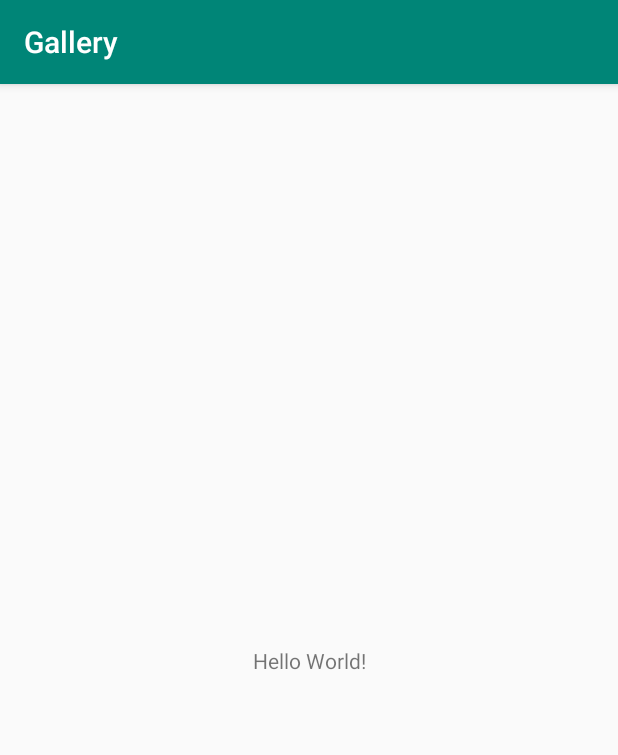
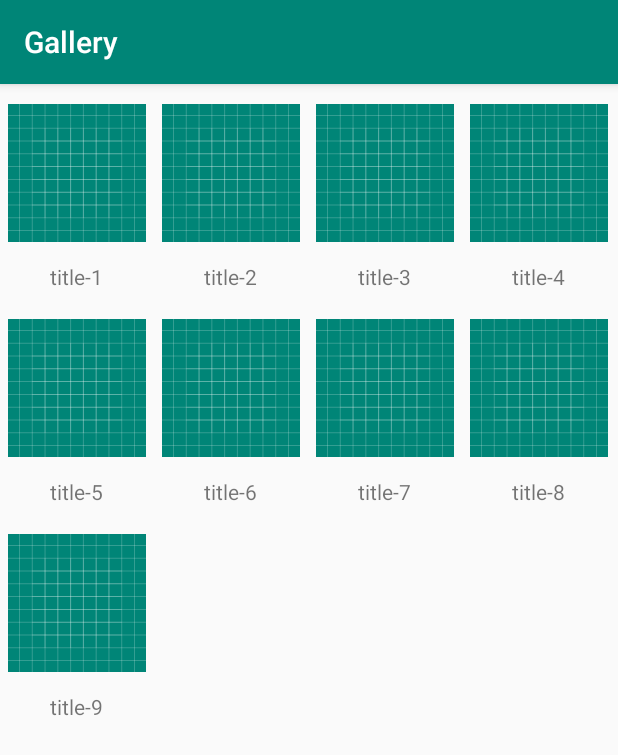
Before and after one commit to SunnyLin9999/Gallery, an Android app: the screen it shows after launch (MainActivity), on a phone screen of 412 x 824 dp. Shown: the top 755 px of the screen. Run offline under Robolectric (Android 15) with nearby library versions, the phone set to English and light mode, and no system bars.

Commit message:
Add GridView using BaseAdapter
1. Layout加入GridView UI
2. 使用 BaseAdapter，每個grid item加入照片和標題(預設drawable icon)
3. 設置OnItemClickListener，點擊grid item => Toast訊息為標題

```diff
--- /dev/null
+++ b/app/src/main/java/com/sunnylin9999/gallery/GridAdapter.java
@@ -0,0 +1,58 @@
+package com.sunnylin9999.gallery;
+
+import android.content.Context;
+import android.util.Log;
+import android.view.LayoutInflater;
+import android.view.View;
+import android.view.ViewGroup;
+import android.widget.BaseAdapter;
+import android.widget.ImageView;
+import android.widget.TextView;
+
+public class GridAdapter extends BaseAdapter {
+    private final String TAG = "GridAdapter";
+    private Context context;
+    private final int[] imageIdList;
+    private final String[] imageTitleList;
+
+    public GridAdapter(Context context, int[] imageId, String[] imageTitle) {
+        this.context = context;
+        this.imageIdList = imageId;
+        this.imageTitleList = imageTitle;
+    }
+
+    @Override
+    public int getCount() {
+        return imageIdList.length;
+    }
+
+    @Override
+    public Object getItem(int position) {
+        return null;
+    }
+
+    @Override
+    public long getItemId(int position) {
+        return 0;
+    }
+
+    @Override
+    public View getView(int position, View convertView, ViewGroup parent) {
+        View grid;
+        ImageView imageView;
+        TextView textview;
+        LayoutInflater layoutInflater = (LayoutInflater) context.getSystemService(Context.LAYOUT_INFLATER_SERVICE);
+
+        if (convertView == null) {
+            grid = layoutInflater.inflate(R.layout.gridview_item, null);
+            imageView = (ImageView) grid.findViewById(R.id.grid_image);
+            textview = (TextView) grid.findViewById((R.id.grid_text));
+            imageView.setImageResource(imageIdList[position]);
+            textview.setText(imageTitleList[position]);
+            Log.d(TAG, "GridAdapter: " + position + "," + imageTitleList[position]);
+        } else {
+            grid = (View) convertView;
+        }
+        return grid;
+    }
+}
--- a/app/src/main/java/com/sunnylin9999/gallery/MainActivity.java
+++ b/app/src/main/java/com/sunnylin9999/gallery/MainActivity.java
@@ -3,12 +3,34 @@ package com.sunnylin9999.gallery;
 import androidx.appcompat.app.AppCompatActivity;
 
 import android.os.Bundle;
+import android.view.View;
+import android.widget.AdapterView;
+import android.widget.GridView;
+import android.widget.Toast;
 
 public class MainActivity extends AppCompatActivity {
+
+    private GridView gridView;
+    private int[] imageList = {R.drawable.ic_launcher_background, R.drawable.ic_launcher_background, R.drawable.ic_launcher_background,
+                               R.drawable.ic_launcher_background, R.drawable.ic_launcher_background, R.drawable.ic_launcher_background,
+                               R.drawable.ic_launcher_background, R.drawable.ic_launcher_background, R.drawable.ic_launcher_background};
+    private String[] titleList = {"title-1", "title-2", "title-3",
+                                  "title-4", "title-5", "title-6",
+                                  "title-7", "title-8", "title-9"};
 
     @Override
     protected void onCreate(Bundle savedInstanceState) {
         super.onCreate(savedInstanceState);
         setContentView(R.layout.activity_main);
+
+        gridView = (GridView) findViewById(R.id.gridview);
+        GridAdapter adapter = new GridAdapter(MainActivity.this, imageList, titleList);
+        gridView.setAdapter(adapter);
+        gridView.setOnItemClickListener(new AdapterView.OnItemClickListener() {
+            @Override
+            public void onItemClick(AdapterView<?> parent, View view, int position, long id) {
+                Toast.makeText(MainActivity.this, "click" + titleList[position], Toast.LENGTH_SHORT).show();
+            }
+        });
     }
 }
--- a/app/src/main/res/layout/activity_main.xml
+++ b/app/src/main/res/layout/activity_main.xml
@@ -1,18 +1,19 @@
 <?xml version="1.0" encoding="utf-8"?>
-<androidx.constraintlayout.widget.ConstraintLayout xmlns:android="http://schemas.android.com/apk/res/android"
+<androidx.constraintlayout.widget.ConstraintLayout
+    xmlns:android="http://schemas.android.com/apk/res/android"
     xmlns:app="http://schemas.android.com/apk/res-auto"
     xmlns:tools="http://schemas.android.com/tools"
     android:layout_width="match_parent"
     android:layout_height="match_parent"
     tools:context=".MainActivity">
 
-    <TextView
-        android:layout_width="wrap_content"
-        android:layout_height="wrap_content"
-        android:text="Hello World!"
-        app:layout_constraintBottom_toBottomOf="parent"
-        app:layout_constraintLeft_toLeftOf="parent"
-        app:layout_constraintRight_toRightOf="parent"
-        app:layout_constraintTop_toTopOf="parent" />
+    <GridView
+        android:id="@+id/gridview"
+        android:layout_width="match_parent"
+        android:layout_height="match_parent"
+        android:columnWidth="100dp"
+        android:gravity="center"
+        android:numColumns="auto_fit"
+        android:stretchMode="columnWidth"/>
 
 </androidx.constraintlayout.widget.ConstraintLayout>
--- /dev/null
+++ b/app/src/main/res/layout/gridview_item.xml
@@ -0,0 +1,20 @@
+<?xml version="1.0" encoding="utf-8"?>
+<LinearLayout xmlns:android="http://schemas.android.com/apk/res/android"
+    android:orientation="vertical"
+    android:layout_width="match_parent"
+    android:layout_height="match_parent"
+    android:padding="5dp">
+
+    <ImageView
+        android:id="@+id/grid_image"
+        android:layout_width="match_parent"
+        android:layout_height="match_parent"/>
+
+    <TextView
+        android:id="@+id/grid_text"
+        android:layout_width="wrap_content"
+        android:layout_height="wrap_content"
+        android:layout_gravity="center_horizontal"
+        android:layout_marginTop="5dp"  />
+
+</LinearLayout>
```
